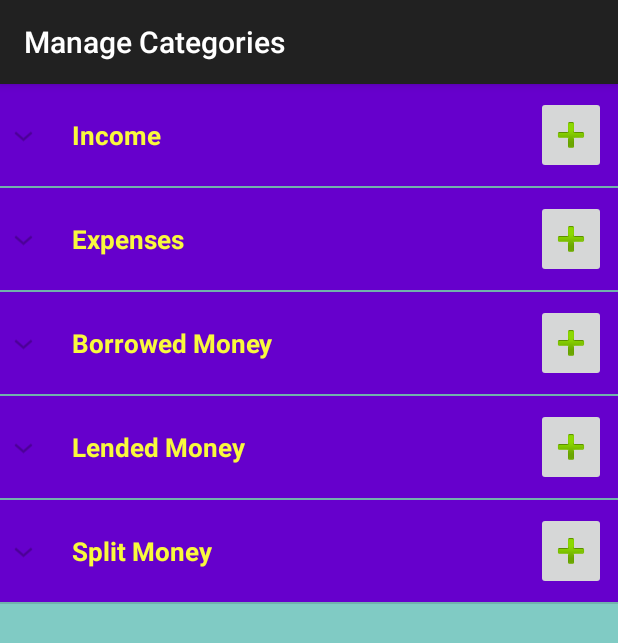
After one commit to gssirohi/MoneyCircleRepository, an Android app: the ManageCategories screen opened directly, with no data from a screen before it, on a phone screen of 412 x 824 dp. The commit adds this screen. Shown: the top 643 px of the screen. Run offline under Robolectric (Android 15) with nearby library versions, the phone set to English and light mode, and no system bars.

Commit message:
[SPRINT_A][STORY_1][TOPIC_2][Closes #20] Manage Category Activity
DESCRIPTION: Manage Category ACtivity added with full functionality
adding and removing items will effectively work with loader implementation. Till then to view effect we will have to collapse and expand again.

```diff
--- a/MoneyCircle/app/src/main/java/company/greateapp/moneycircle/ContactUs.java
+++ b/MoneyCircle/app/src/main/java/company/greatapp/moneycircle/ContactUs.java
@@ -1,4 +1,4 @@
-package company.greateapp.moneycircle;
+package company.greatapp.moneycircle;
 
 import android.os.Bundle;
 import android.support.v7.app.ActionBarActivity;
--- a/MoneyCircle/app/src/main/java/company/greateapp/moneycircle/DatePickerFragment.java
+++ b/MoneyCircle/app/src/main/java/company/greatapp/moneycircle/DatePickerFragment.java
@@ -1,4 +1,4 @@
-package company.greateapp.moneycircle;
+package company.greatapp.moneycircle;
 
 import android.app.DatePickerDialog;
 import android.app.Dialog;
--- a/MoneyCircle/app/src/main/java/company/greateapp/moneycircle/RegisterAndSignInActivity.java
+++ b/MoneyCircle/app/src/main/java/company/greatapp/moneycircle/RegisterAndSignInActivity.java
@@ -1,4 +1,4 @@
-package company.greateapp.moneycircle;
+package company.greatapp.moneycircle;
 
 import android.os.Bundle;
 import android.support.v7.app.ActionBarActivity;
--- a/MoneyCircle/app/src/main/java/company/greateapp/moneycircle/RegisteredContact.java
+++ b/MoneyCircle/app/src/main/java/company/greatapp/moneycircle/RegisteredContact.java
@@ -1,4 +1,4 @@
-package company.greateapp.moneycircle;
+package company.greatapp.moneycircle;
 
 /**
  * Created by Gyanendrasingh on 26-06-2015.
--- a/MoneyCircle/app/src/main/java/company/greateapp/moneycircle/SetSplitAmount.java
+++ b/MoneyCircle/app/src/main/java/company/greatapp/moneycircle/SetSplitAmount.java
@@ -1,4 +1,4 @@
-package company.greateapp.moneycircle;
+package company.greatapp.moneycircle;
 
 import android.content.BroadcastReceiver;
 import android.content.Context;
--- a/MoneyCircle/app/src/main/java/company/greateapp/moneycircle/SetSplitAmountAdapter.java
+++ b/MoneyCircle/app/src/main/java/company/greatapp/moneycircle/SetSplitAmountAdapter.java
@@ -1,4 +1,4 @@
-package company.greateapp.moneycircle;
+package company.greatapp.moneycircle;
 
 import android.content.Context;
 import android.view.LayoutInflater;
@@ -10,7 +10,8 @@ import android.widget.TextView;
 import java.util.ArrayList;
 import java.util.HashMap;
 
-import company.greateapp.moneycircle.R;
+import company.greatapp.moneycircle.R;
+import company.greatapp.moneycircle.SetSplitAmountRowItemView;
 
 /**
  * Created by gyanendra.s.sirohi on 6/26/2015.
--- a/MoneyCircle/app/src/main/java/company/greateapp/moneycircle/SetSplitAmountRowItemView.java
+++ b/MoneyCircle/app/src/main/java/company/greatapp/moneycircle/SetSplitAmountRowItemView.java
@@ -1,4 +1,4 @@
-package company.greateapp.moneycircle;
+package company.greatapp.moneycircle;
 
 import android.content.Context;
 import android.content.Intent;
--- a/MoneyCircle/app/src/main/java/company/greateapp/moneycircle/WelcomeActivity.java
+++ b/MoneyCircle/app/src/main/java/company/greatapp/moneycircle/WelcomeActivity.java
@@ -1,4 +1,4 @@
-package company.greateapp.moneycircle;
+package company.greatapp.moneycircle;
 
 import android.app.Activity;
 import android.os.Bundle;
--- /dev/null
+++ b/MoneyCircle/app/src/main/java/company/greatapp/moneycircle/categories/ExpandableListAdapter.java
@@ -0,0 +1,117 @@
+package company.greatapp.moneycircle.categories;
+
+/**
+ * Created by Gyanendrasingh on 27-06-2015.
+ */
+import java.util.HashMap;
+import java.util.List;
+
+import android.content.Context;
+import android.graphics.Typeface;
+import android.view.LayoutInflater;
+import android.view.View;
+import android.view.ViewGroup;
+import android.widget.BaseExpandableListAdapter;
+import android.widget.ImageButton;
+import android.widget.TextView;
+
+import company.greatapp.moneycircle.R;
+
+public class ExpandableListAdapter extends BaseExpandableListAdapter {
+
+    private Context _context;
+    private List<String> _listDataHeader; // header titles
+    // child data in format of header title, child title
+    private HashMap<String, List<String>> _listDataChild;
+
+    public ExpandableListAdapter(Context context, List<String> listDataHeader,
+                                 HashMap<String, List<String>> listChildData) {
+        this._context = context;
+        this._listDataHeader = listDataHeader;
+        this._listDataChild = listChildData;
+    }
+
+    @Override
+    public Object getChild(int groupPosition, int childPosititon) {
+        return this._listDataChild.get(this._listDataHeader.get(groupPosition))
+                .get(childPosititon);
+    }
+
+    @Override
+    public long getChildId(int groupPosition, int childPosition) {
+        return childPosition;
+    }
+
+    @Override
+    public View getChildView(int groupPosition, final int childPosition,
+                             boolean isLastChild, View convertView, ViewGroup parent) {
+
+        final String childText = (String) getChild(groupPosition, childPosition);
+
+        if (convertView == null) {
+            LayoutInflater infalInflater = (LayoutInflater) this._context
+                    .getSystemService(Context.LAYOUT_INFLATER_SERVICE);
+            convertView = infalInflater.inflate(R.layout.category_child_list_item, null);
+        }
+
+        TextView txtListChild = (TextView) convertView
+                .findViewById(R.id.lblListItem);
+        ImageButton ib_delete_category = (ImageButton) convertView
+                .findViewById(R.id.ib_delete_category);
+        txtListChild.setText(childText);
+        ib_delete_category.setTag(R.string.category_group_id, groupPosition);
+        ib_delete_category.setTag(R.string.category_child_id,childPosition);
+        return convertView;
+    }
+
+    @Override
+    public int getChildrenCount(int groupPosition) {
+        return this._listDataChild.get(this._listDataHeader.get(groupPosition))
+                .size();
+    }
+
+    @Override
+    public Object getGroup(int groupPosition) {
+        return this._listDataHeader.get(groupPosition);
+    }
+
+    @Override
+    public int getGroupCount() {
+        return this._listDataHeader.size();
+    }
+
+    @Override
+    public long getGroupId(int groupPosition) {
+        return groupPosition;
+    }
+
+    @Override
+    public View getGroupView(int groupPosition, boolean isExpanded,
+                             View convertView, ViewGroup parent) {
+        String headerTitle = (String) getGroup(groupPosition);
+        if (convertView == null) {
+            LayoutInflater infalInflater = (LayoutInflater) this._context
+                    .getSystemService(Context.LAYOUT_INFLATER_SERVICE);
+            convertView = infalInflater.inflate(R.layout.category_group_list_item, null);
+        }
+
+        TextView lblListHeader = (TextView) convertView
+                .findViewById(R.id.lblListHeader);
+        ImageButton ib_add_category = (ImageButton) convertView
+                .findViewById(R.id.ib_add_category);
+        lblListHeader.setTypeface(null, Typeface.BOLD);
+        lblListHeader.setText(headerTitle);
+        ib_add_category.setTag(R.string.category_group_id, groupPosition);
+        return convertView;
+    }
+
+    @Override
+    public boolean hasStableIds() {
+        return false;
+    }
+
+    @Override
+    public boolean isChildSelectable(int groupPosition, int childPosition) {
+        return true;
+    }
+}
--- /dev/null
+++ b/MoneyCircle/app/src/main/java/company/greatapp/moneycircle/categories/ManageCategories.java
@@ -0,0 +1,264 @@
+package company.greatapp.moneycircle.categories;
+
+import android.content.DialogInterface;
+import android.support.v7.app.ActionBarActivity;
+import android.os.Bundle;
+import android.support.v7.app.AlertDialog;
+import android.text.TextUtils;
+import android.view.Menu;
+import android.view.MenuItem;
+
+import java.util.ArrayList;
+import java.util.HashMap;
+import java.util.List;
+import android.app.Activity;
+import android.os.Bundle;
+import android.view.View;
+import android.widget.EditText;
+import android.widget.ExpandableListView;
+import android.widget.ExpandableListView.OnChildClickListener;
+import android.widget.ExpandableListView.OnGroupClickListener;
+import android.widget.ExpandableListView.OnGroupCollapseListener;
+import android.widget.ExpandableListView.OnGroupExpandListener;
+import android.widget.Toast;
+
+import company.greatapp.moneycircle.R;
+
+public class ManageCategories extends ActionBarActivity {
+
+    ExpandableListAdapter listAdapter;
+    ExpandableListView expListView;
+    List<String> listDataHeader;
+    HashMap<String, List<String>> listDataChild;
+    private ArrayList<String> income;
+    private ArrayList<String> Expense;
+    private ArrayList<String> lended;
+    private ArrayList<String> borrowed;
+    private ArrayList<String> split;
+
+    @Override
+    protected void onCreate(Bundle savedInstanceState) {
+        super.onCreate(savedInstanceState);
+        setContentView(R.layout.activity_manage_categories);
+
+        // get the listview
+        expListView = (ExpandableListView) findViewById(R.id.lvExp);
+
+        // preparing list data
+        prepareListData();
+
+        listAdapter = new ExpandableListAdapter(this, listDataHeader, listDataChild);
+
+        // setting list adapter
+        expListView.setAdapter(listAdapter);
+
+        // Listview Group click listener
+        expListView.setOnGroupClickListener(new OnGroupClickListener() {
+
+            @Override
+            public boolean onGroupClick(ExpandableListView parent, View v,
+                                        int groupPosition, long id) {
+                // Toast.makeText(getApplicationContext(),
+                // "Group Clicked " + listDataHeader.get(groupPosition),
+                // Toast.LENGTH_SHORT).show();
+                return false;
+            }
+        });
+
+        // Listview Group expanded listener
+        expListView.setOnGroupExpandListener(new OnGroupExpandListener() {
+
+            @Override
+            public void onGroupExpand(int groupPosition) {
+//                Toast.makeText(getApplicationContext(),
+//                        listDataHeader.get(groupPosition) + " Expanded",
+//                        Toast.LENGTH_SHORT).show();
+            }
+        });
+
+        // Listview Group collasped listener
+        expListView.setOnGroupCollapseListener(new OnGroupCollapseListener() {
+
+            @Override
+            public void onGroupCollapse(int groupPosition) {
+//                Toast.makeText(getApplicationContext(),
+//                        listDataHeader.get(groupPosition) + " Collapsed",
+//                        Toast.LENGTH_SHORT).show();
+
+            }
+        });
+
+        // Listview on child click listener
+        expListView.setOnChildClickListener(new OnChildClickListener() {
+
+            @Override
+            public boolean onChildClick(ExpandableListView parent, View v,
+                                        int groupPosition, int childPosition, long id) {
+                // TODO Auto-generated method stub
+                Toast.makeText(
+                        getApplicationContext(),
+                        listDataHeader.get(groupPosition)
+                                + " : "
+                                + listDataChild.get(
+                                listDataHeader.get(groupPosition)).get(
+                                childPosition), Toast.LENGTH_SHORT)
+                        .show();
+                return false;
+            }
+        });
+        listAdapter.notifyDataSetChanged();
+    }
+
+    /*
+     * Preparing the list data
+     */
+    private void prepareListData() {
+        listDataHeader = new ArrayList<String>();
+        listDataChild = new HashMap<String, List<String>>();
+
+        // Adding child data
+        listDataHeader.add("Income");
+        listDataHeader.add("Expenses");
+        listDataHeader.add("Borrowed Money");
+        listDataHeader.add("Lended Money");
+        listDataHeader.add("Split Money");
+
+        // Adding child data
+        income = new ArrayList<String>();
+        income.add("Salary");
+        income.add("business profit");
+        income.add("Rent");
+        income.add("freelancing");
+        income.add("donation");
+        income.add("Gambling");
+        income.add("Share");
+        income.add("Equity");
+
+        Expense = new ArrayList<String>();
+        Expense.add("Entertainment");
+        Expense.add("Bills");
+        Expense.add("Clothing");
+        Expense.add("Outside Food");
+        Expense.add("Kitchen");
+        Expense.add("House holds");
+        Expense.add("Trip");
+        Expense.add("Daily Travel");
+        Expense.add("Insurance Policy");
+
+        borrowed = new ArrayList<String>();
+        borrowed.add("Bank Loan");
+        borrowed.add("Credit Card");
+        borrowed.add("From Friends");
+        borrowed.add("From Family");
+        borrowed.add("Shop");
+
+        lended = new ArrayList<String>();
+        lended.add("To Friend");
+        lended.add("To Family");
+        lended.add("Others");
+
+        split = new ArrayList<String>();
+        split.add("Lunch");
+        split.add("Pizza");
+        split.add("Trip");
+        split.add("Rent");
+        split.add("Party");
+        split.add("Movie");
+
+        listDataChild.put(listDataHeader.get(0), income); // Header, Child data
+        listDataChild.put(listDataHeader.get(1), Expense);
+        listDataChild.put(listDataHeader.get(2), borrowed);
+        listDataChild.put(listDataHeader.get(3), lended);
+        listDataChild.put(listDataHeader.get(4), split);
+    }
+
+    public void onClickDelete(View view) {
+       // Toast.makeText(this,"Delete Clicked",Toast.LENGTH_SHORT).show();
+        int group = (Integer)view.getTag(R.string.category_group_id);
+        int child = (Integer)view.getTag(R.string.category_child_id);
+        removeChild(group,child);
+    }
+
+    public void onClickAdd(View view) {
+        // Toast.makeText(this,"Add Clicked",Toast.LENGTH_SHORT).show();
+        int group = (Integer)view.getTag(R.string.category_group_id);
+        showCategoryDialog(group);
+    }
+    private void removeChild(int group, int child) {
+        //this will not remove view immediatley
+        //you have to collapse and expand again to view the effect
+        //However it will be automatically controlled later on
+        //because we are going to use Loaders finally with database support
+        switch(group) {
+            case 0:
+                income.remove(child);
+                break;
+            case 1:
+                Expense.remove(child);
+                break;
+            case 2:
+                borrowed.remove(child);
+                break;
+            case 3:
+                lended.remove(child);
+                break;
+            case 4:
+                split.remove(child);
+                break;
+
+        }
+    }
+
+    protected void showCategoryDialog(final int groupPos) {
+        AlertDialog.Builder alert = new AlertDialog.Builder(this);
+
+        final EditText edittext= new EditText(this);
+        alert.setMessage("Enter name of category");
+        alert.setTitle(listDataHeader.get(groupPos));
+
+        alert.setView(edittext);
+
+        alert.setPositiveButton("CREATE", new DialogInterface.OnClickListener() {
+            public void onClick(DialogInterface dialog, int whichButton) {
+                //What ever you want to do with the value
+                String name = edittext.getText().toString();
+                if(!TextUtils.isEmpty(name)) {
+                    addGroupChild(name, groupPos);
+                }
+                dialog.dismiss();
+            }
+        });
+
+        alert.setNegativeButton("CANCEL", new DialogInterface.OnClickListener() {
+            public void onClick(DialogInterface dialog, int whichButton) {
+                // what ever you want to do with No option.
+                dialog.dismiss();
+            }
+        });
+
+        alert.show();
+
+    }
+
+    private void addGroupChild(String child, int groupPos) {
+        switch(groupPos) {
+        case 0:
+        income.add(child);
+        break;
+        case 1:
+        Expense.add(child);
+        break;
+        case 2:
+        borrowed.add(child);
+        break;
+        case 3:
+        lended.add(child);
+        break;
+        case 4:
+        split.add(child);
+        break;
+
+    }
+    }
+
+}
--- /dev/null
+++ b/MoneyCircle/app/src/main/res/layout/activity_manage_categories.xml
@@ -0,0 +1,13 @@
+<?xml version="1.0" encoding="utf-8"?>
+<LinearLayout xmlns:android="http://schemas.android.com/apk/res/android"
+    android:layout_width="fill_parent"
+    android:layout_height="fill_parent"
+    android:orientation="vertical"
+    android:background="@color/accent_material_dark">
+
+    <ExpandableListView
+        android:id="@+id/lvExp"
+        android:layout_height="match_parent"
+        android:layout_width="match_parent"/>
+
+</LinearLayout>
--- /dev/null
+++ b/MoneyCircle/app/src/main/res/layout/category_group_list_item.xml
@@ -0,0 +1,33 @@
+<?xml version="1.0" encoding="utf-8"?>
+<LinearLayout xmlns:android="http://schemas.android.com/apk/res/android"
+    android:layout_width="fill_parent"
+    android:layout_height="wrap_content"
+    android:orientation="horizontal"
+    android:padding="8dp"
+    android:descendantFocusability="blocksDescendants"
+    android:background="@color/blue">
+
+
+    <TextView
+        android:id="@+id/lblListHeader"
+        android:layout_width="fill_parent"
+        android:layout_height="wrap_content"
+        android:paddingLeft="?android:attr/expandableListPreferredItemPaddingLeft"
+        android:textSize="17dp"
+        android:text="xyz"
+        android:textColor="#f9f93d"
+        android:layout_gravity="center_vertical"
+        android:layout_weight="5" />
+
+    <ImageButton
+        android:layout_width="wrap_content"
+        android:layout_height="wrap_content"
+        android:id="@+id/ib_add_category"
+        android:layout_weight="1"
+        android:descendantFocusability="blocksDescendants"
+        android:focusable="false"
+        android:focusableInTouchMode="false"
+        android:src="@android:drawable/ic_input_add"
+        android:onClick="onClickAdd"/>
+
+</LinearLayout>
--- a/MoneyCircle/app/src/main/res/values/strings.xml
+++ b/MoneyCircle/app/src/main/res/values/strings.xml
@@ -13,4 +13,9 @@
     <string name="facebook">Facebook</string>
     <string name="title_activity_set_split_amount">Set Split Amount</string>
     <string name="hello_world">Hello world!</string>
+    <string name="title_activity_manage_categories">Manage Categories</string>
+
+
+    <string name="category_group_id">group id</string>
+    <string name="category_child_id">child id</string>
 </resources>
```
Also changed, not shown: MoneyCircle/app/src/main/AndroidManifest.xml (+6 -2 lines), MoneyCircle/app/src/main/java/company/greatapp/moneycircle/LauncherActivity.java (renamed from MoneyCircle/app/src/main/java/company/greateapp/moneycircle/LauncherActivity.java, +10 -5 lines), MoneyCircle/app/src/main/res/layout/category_child_list_item.xml (added, +29 -0 lines), MoneyCircle/app/src/main/res/menu/menu_manage_categories.xml (added, +7 -0 lines).
